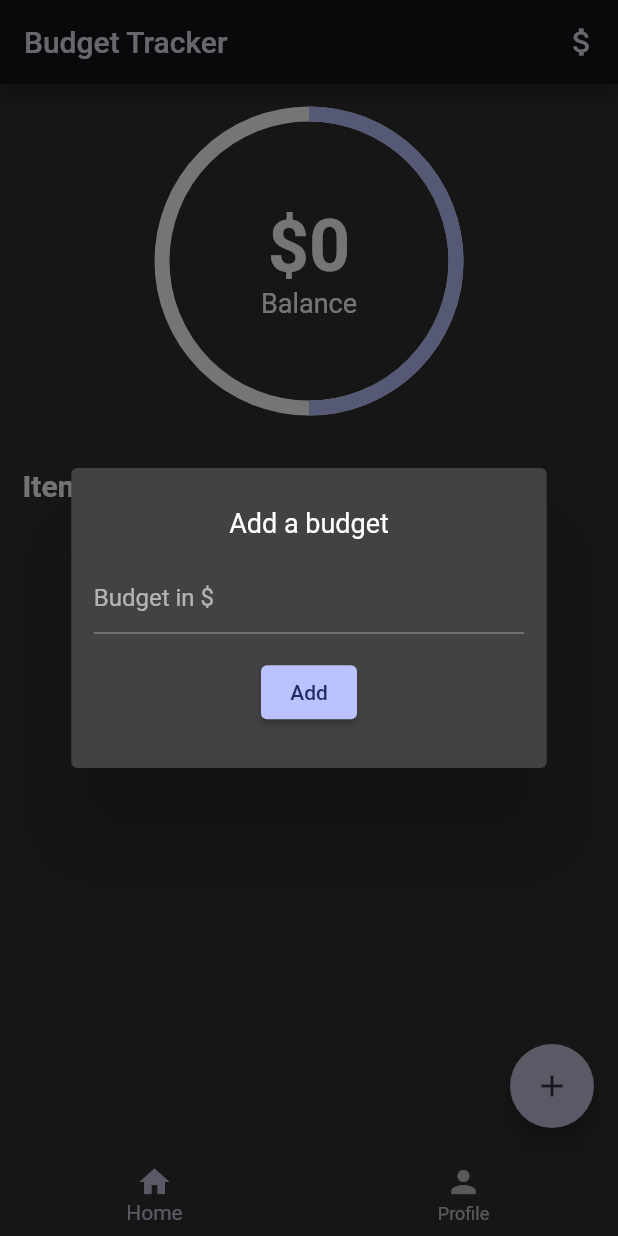
After one commit to MilicTG/budget_tracker_new, a Flutter app: the screen it shows after launch, after a tap on the "attach money" icon, on a phone screen of 412 x 824 dp. The commit adds this screen. Run offline on Flutter 3.47's test engine with Material 2 defaults, Android fonts, the phone set to English and light mode, and no system bars; drawn by our look-alikes of percent_indicator.

Commit message:
chapter 7.9

```diff
--- /dev/null
+++ b/lib/components/add_budget_dialog.dart
@@ -0,0 +1,60 @@
+import 'package:flutter/material.dart';
+import 'package:flutter/services.dart';
+
+class AddBudgetDialog extends StatefulWidget {
+  final Function(double) budgetToAdd;
+  const AddBudgetDialog({required this.budgetToAdd, Key? key})
+      : super(key: key);
+
+  @override
+  State<AddBudgetDialog> createState() => _AddBudgetDialogState();
+}
+
+class _AddBudgetDialogState extends State<AddBudgetDialog> {
+  final TextEditingController amountController = TextEditingController();
+
+  @override
+  Widget build(BuildContext context) {
+    return Dialog(
+      child: SizedBox(
+        width: MediaQuery.of(context).size.width / 1.3,
+        height: 200,
+        child: Padding(
+          padding: const EdgeInsets.all(15.0),
+          child: Column(
+            mainAxisAlignment: MainAxisAlignment.center,
+            children: [
+              const Text(
+                "Add a budget",
+                style: TextStyle(fontSize: 18),
+              ),
+              const SizedBox(
+                height: 15,
+              ),
+              TextField(
+                controller: amountController,
+                keyboardType: TextInputType.number,
+                inputFormatters: <TextInputFormatter>[
+                  FilteringTextInputFormatter.digitsOnly
+                ],
+                decoration: const InputDecoration(hintText: "Budget in \$"),
+              ),
+              const SizedBox(
+                height: 15,
+              ),
+              ElevatedButton(
+                onPressed: () {
+                  if (amountController.text.isNotEmpty) {
+                    widget.budgetToAdd(double.parse(amountController.text));
+                    Navigator.pop(context);
+                  }
+                },
+                child: const Text("Add"),
+              )
+            ],
+          ),
+        ),
+      ),
+    );
+  }
+}
--- a/lib/screens/home.dart
+++ b/lib/screens/home.dart
@@ -1,3 +1,4 @@
+import 'package:budget_tracker/components/add_budget_dialog.dart';
 import 'package:budget_tracker/pages/home_page.dart';
 import 'package:budget_tracker/pages/profile_page.dart';
 import 'package:flutter/material.dart';
@@ -24,6 +25,19 @@ class _HomeState extends State<Home> {
     return Scaffold(
       appBar: AppBar(
         title: const Text("Budget Tracker"),
+        actions: [
+          IconButton(
+            onPressed: () {
+              showDialog(
+                context: context,
+                builder: (context) {
+                  return AddBudgetDialog(budgetToAdd: (budget) {});
+                },
+              );
+            },
+            icon: const Icon(Icons.attach_money),
+          )
+        ],
       ),
       body: pages[_currentPageIndex],
       bottomNavigationBar: BottomNavigationBar(
--- a/pubspec.yaml
+++ b/pubspec.yaml
@@ -31,6 +31,7 @@ dependencies:
   flutter:
     sdk: flutter
   percent_indicator: ^4.2.2
+  provider: ^6.0.3
 
 dev_dependencies:
   # The "flutter_lints" package below contains a set of recommended lints to
```
